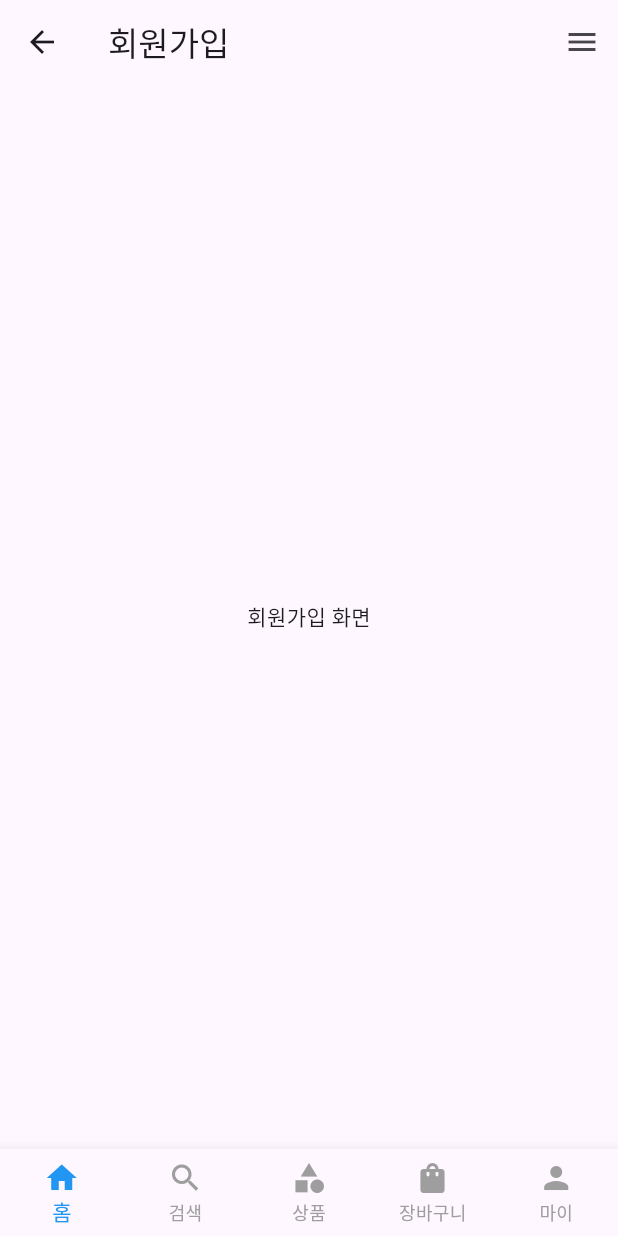
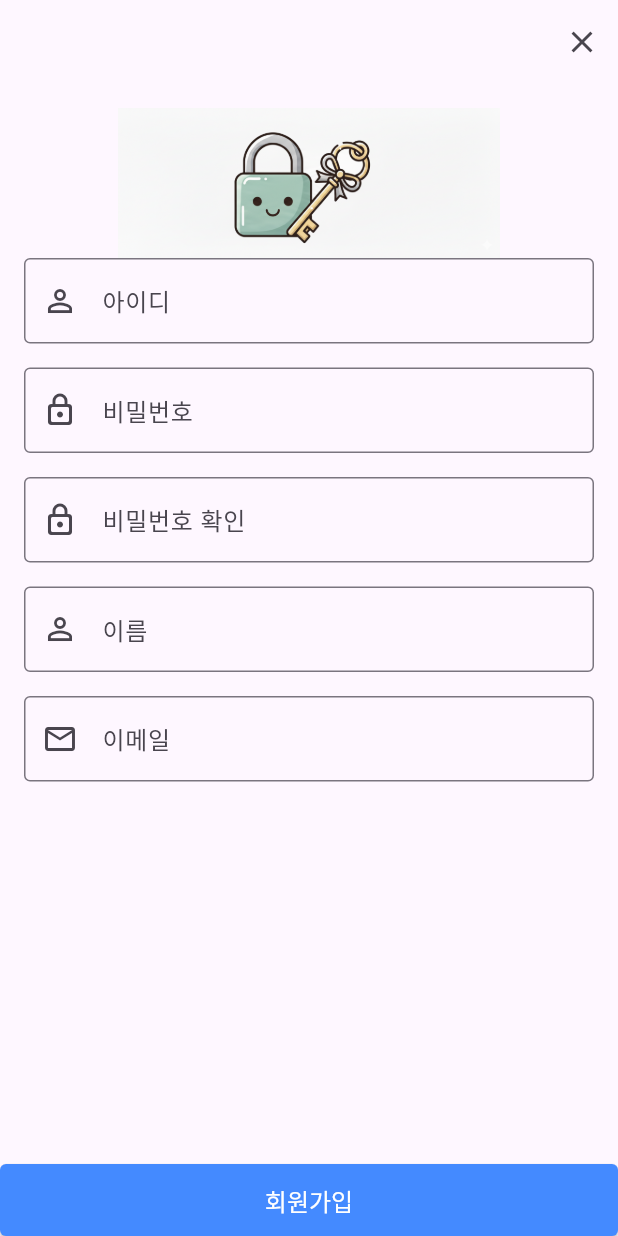
Before and after one commit to lkm5881/flutter_login_app, a Flutter app: the JoinScreen screen opened by its route, on a phone screen of 412 x 824 dp. Run offline on Flutter 3.47's test engine with Material 3 defaults, Android fonts, the light colour scheme and no system bars.

Commit message:
회원가입화면

```diff
--- a/lib/screens/auth/join_screen.dart
+++ b/lib/screens/auth/join_screen.dart
@@ -1,6 +1,5 @@
 import 'package:flutter/material.dart';
-import 'package:login_app/widgets/common_bottom_navigation_bar.dart';
-import 'package:login_app/widgets/custom_drawer.dart';
+import 'package:login_app/widgets/custom_button.dart';
 
 class JoinScreen extends StatefulWidget {
   const JoinScreen({super.key});
@@ -10,18 +9,129 @@
 }
 
 class _JoinScreenState extends State<JoinScreen> {
+  final _formKey = GlobalKey<FormState>();
+  String? _username;            // 아이디
+  String? _password;            // 비밀번호
+  String? _confirmPassword;    // 비밀번호 확인
+  String? _name;                // 이름
+  String? _email;              // 이메일
+
   @override
   Widget build(BuildContext context) {
     return Scaffold(
       appBar: AppBar(
-        title: const Text("회원가입"),
+        leading: SizedBox.shrink(),
+        actions: [
+          IconButton(
+            icon: Icon(Icons.close),
+            onPressed: () {
+              Navigator.pop(context);
+            },
+          ),
+        ],
       ),
-      body: Center(
-        child: const Text("회원가입 화면"),
+      body: Padding(
+        padding: const EdgeInsets.all(16),
+        child: Form(
+          key: _formKey,
+          child: Column(
+            children: [
+              Center(
+                child: Image(
+                  image: AssetImage("assets/images/logo.png"),
+                  height: 100,
+                ),
+              ),
+              // 아이디
+              TextFormField(
+                validator: (value) {},
+                decoration: const InputDecoration(
+                  labelText: "아이디",
+                  hintText: "아이디를 입력하세요",
+                  prefixIcon: Icon(Icons.person_outline),
+                  border: OutlineInputBorder(),
+                ),
+                onChanged: (value) {
+                  setState(() {
+                    _username = value;
+                  });
+                },
+              ),
+              SizedBox(height: 16),
+              // 비밀번호
+              TextFormField(
+                validator: (value) {},
+                decoration: const InputDecoration(
+                  labelText: "비밀번호",
+                  hintText: "비밀번호를 입력하세요",
+                  prefixIcon: Icon(Icons.lock_outline_rounded),
+                  border: OutlineInputBorder(),
+                ),
+                obscureText: true,      // 비밀번호 안보이게
+                onChanged: (value) {
+                  setState(() {
+                    _password = value;
+                  });
+                },
+              ),
+              SizedBox(height: 16),
+              // 비밀번호 확인
+              TextFormField(
+                validator: (value) {},
+                decoration: const InputDecoration(
+                  labelText: "비밀번호 확인",
+                  hintText: "비밀번호를 다시 입력하세요",
+                  prefixIcon: Icon(Icons.lock_outline_rounded),
+                  border: OutlineInputBorder(),
+                ),
+                obscureText: true,      // 비밀번호 안보이게
+                onChanged: (value) {
+                  setState(() {
+                    _confirmPassword = value;
+                  });
+                },
+              ),
+              SizedBox(height: 16),
+              // 이름
+              TextFormField(
+                validator: (value) {},
+                decoration: const InputDecoration(
+                  labelText: "이름",
+                  hintText: "이름을 입력하세요",
+                  prefixIcon: Icon(Icons.person_outline),
+                  border: OutlineInputBorder(),
+                ),
+                onChanged: (value) {
+                  setState(() {
+                    _username = value;
+                  });
+                },
+              ),
+              SizedBox(height: 16),
+              // 이메일
+              TextFormField(
+                validator: (value) {},
+                decoration: const InputDecoration(
+                  labelText: "이메일",
+                  hintText: "이메일을 입력하세요",
+                  prefixIcon: Icon(Icons.email_outlined),
+                  border: OutlineInputBorder(),
+                ),
+                onChanged: (value) {
+                  setState(() {
+                    _email = value;
+                  });
+                },
+              ),
+              SizedBox(height: 16),
+            ],
+          ),
+        ),
       ),
-      endDrawer: CustomDrawer(),
-      bottomNavigationBar: CommonBottomNavigationBar(
-        currentIndex: 0
+      bottomSheet: CustomButton(
+        text: "회원가입",
+        isFullWidth: true,
+        onPressed: () {}
       ),
     );
   }
```
Also changed, not shown: assets/images/logo.png (added).
